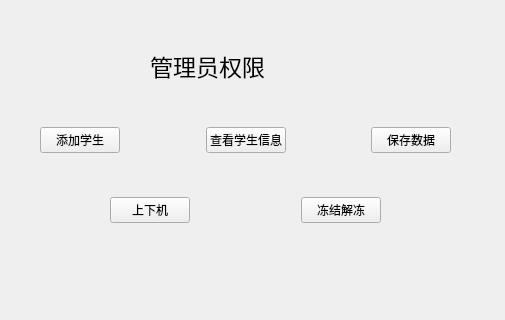
Qt form menu.ui (kagura114/NetCard) before a commit.
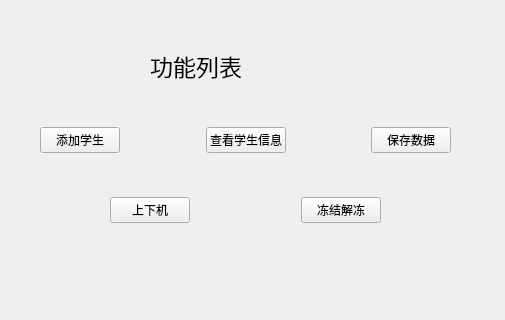
The same form after that commit.

Diff of the .ui file:
```diff
--- a/menu.ui
+++ b/menu.ui
@@ -28,7 +28,7 @@
     </font>
    </property>
    <property name="text">
-    <string>管理员权限</string>
+    <string>功能列表</string>
    </property>
   </widget>
   <widget class="QWidget" name="layoutWidget">
```
